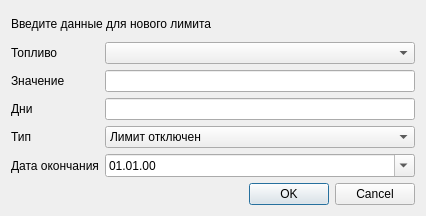
This is dataBaseFirebird/dialogs/addlimitsdialog.ui in Evgeniykull/DataBase as Qt 5 draws it before an edit. The edited form follows.
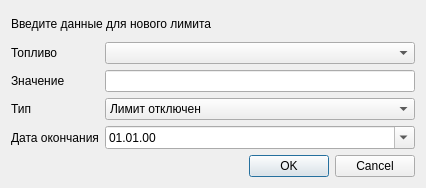
This is the edited form.

What changed in the file:
```diff
--- a/dataBaseFirebird/dialogs/addlimitsdialog.ui
+++ b/dataBaseFirebird/dialogs/addlimitsdialog.ui
@@ -6,8 +6,8 @@
    <rect>
     <x>0</x>
     <y>0</y>
-    <width>368</width>
-    <height>216</height>
+    <width>383</width>
+    <height>188</height>
    </rect>
   </property>
   <property name="maximumSize">
@@ -40,17 +40,7 @@
      </property>
     </widget>
    </item>
-   <item row="3" column="0">
-    <widget class="QLabel" name="label_3">
-     <property name="text">
-      <string>Дни</string>
-     </property>
-    </widget>
-   </item>
    <item row="3" column="1">
-    <widget class="QLineEdit" name="leDays"/>
-   </item>
-   <item row="4" column="1">
     <widget class="QComboBox" name="cbType">
      <item>
       <property name="text">
@@ -84,14 +74,14 @@
      </item>
     </widget>
    </item>
-   <item row="4" column="0">
+   <item row="3" column="0">
     <widget class="QLabel" name="label_5">
      <property name="text">
       <string>Тип</string>
      </property>
     </widget>
    </item>
-   <item row="6" column="0" colspan="2">
+   <item row="5" column="0" colspan="2">
     <widget class="QDialogButtonBox" name="buttonBox">
      <property name="orientation">
       <enum>Qt::Horizontal</enum>
@@ -101,21 +91,7 @@
      </property>
     </widget>
    </item>
-   <item row="0" column="0" colspan="2">
-    <widget class="QLabel" name="lblInfoText">
-     <property name="text">
-      <string>Введите данные для нового лимита</string>
-     </property>
-    </widget>
-   </item>
-   <item row="5" column="0">
-    <widget class="QLabel" name="label_4">
-     <property name="text">
-      <string>Дата окончания</string>
-     </property>
-    </widget>
-   </item>
-   <item row="5" column="1">
+   <item row="4" column="1">
     <widget class="QDateEdit" name="dtEd">
      <property name="displayFormat">
       <string>dd.MM.yy</string>
@@ -125,6 +101,20 @@
      </property>
     </widget>
    </item>
+   <item row="0" column="0" colspan="2">
+    <widget class="QLabel" name="lblInfoText">
+     <property name="text">
+      <string>Введите данные для нового лимита</string>
+     </property>
+    </widget>
+   </item>
+   <item row="4" column="0">
+    <widget class="QLabel" name="label_4">
+     <property name="text">
+      <string>Дата окончания</string>
+     </property>
+    </widget>
+   </item>
   </layout>
  </widget>
  <tabstops>
```
Left out of the diff: 7 changed lines with no effect on the pictures.
